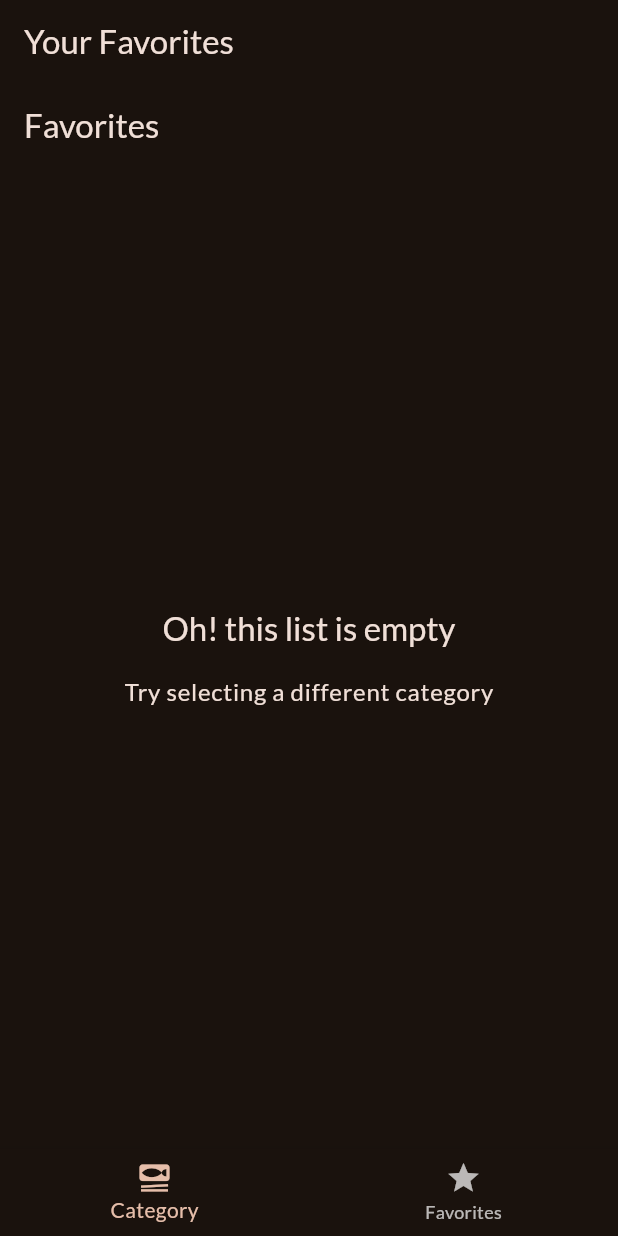
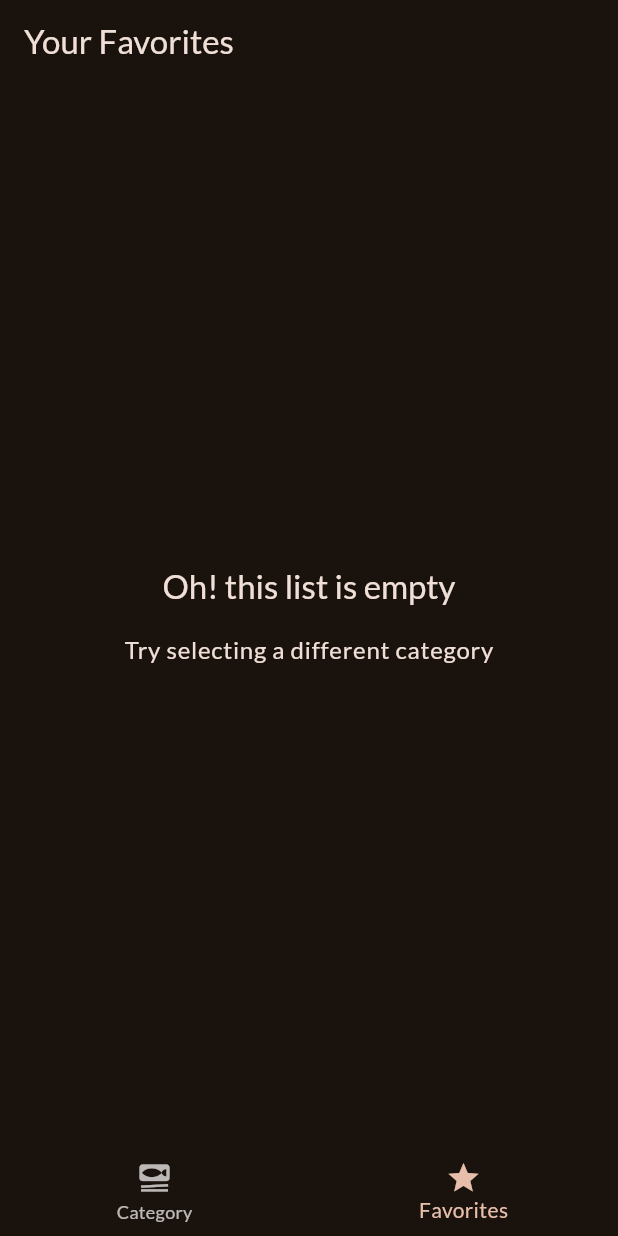
Before and after one commit to BorokiniofDevs/play_app, a Flutter app: the screen it shows after launch, item 2 of the bottom bar chosen, on a phone screen of 412 x 824 dp. Run offline on Flutter 3.47's test engine with Material 3 defaults, Android fonts, the phone set to English and light mode, and no system bars; our stand-ins replace google_fonts, transparent_image.

```diff
--- a/lib/screens/meals.dart
+++ b/lib/screens/meals.dart
@@ -4,10 +4,10 @@ import 'package:play_app/screens/meal_details.dart';
 import 'package:play_app/widgets/meal_item.dart';
 
 class MealsScreen extends StatelessWidget {
-  const MealsScreen({super.key, required this.title, required this.meals});
+  const MealsScreen({super.key, this.title, required this.meals});
 
   final List<Meal> meals;
-  final String title;
+  final String? title;
 
   void selectMeal(BuildContext context, Meal meal) {
     Navigator.of(context).push(
@@ -57,9 +57,12 @@ class MealsScreen extends StatelessWidget {
         ),
       );
     }
+    if (title == null) {
+      return content;
+    }
     return Scaffold(
         appBar: AppBar(
-          title: Text(title),
+          title: Text(title!),
         ),
         body: content);
   }
--- a/lib/screens/tabs.dart
+++ b/lib/screens/tabs.dart
@@ -24,7 +24,7 @@ class _TabsScreenState extends State<TabsScreen> {
     var activePageTitle = 'Categories';
 
     if (_selectedPageIndex == 1) {
-      activePage = MealsScreen(title: 'Favorites', meals: []);
+      activePage = const MealsScreen(meals: []);
       activePageTitle = 'Your Favorites';
     }
     return Scaffold(
@@ -33,6 +33,8 @@ class _TabsScreenState extends State<TabsScreen> {
       ),
       body: activePage,
       bottomNavigationBar: BottomNavigationBar(
+        onTap: _selectPage,
+        currentIndex: _selectedPageIndex,
         items: const [
           BottomNavigationBarItem(
             icon: Icon(Icons.set_meal),
@@ -43,7 +45,6 @@ class _TabsScreenState extends State<TabsScreen> {
             label: 'Favorites',
           ),
         ],
-        onTap: _selectPage,
       ),
     );
   }
```
Also changed, not shown: lib/screens/categories.dart (+1 -6 lines).
